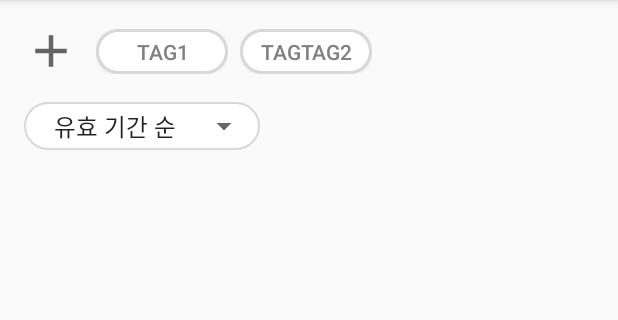
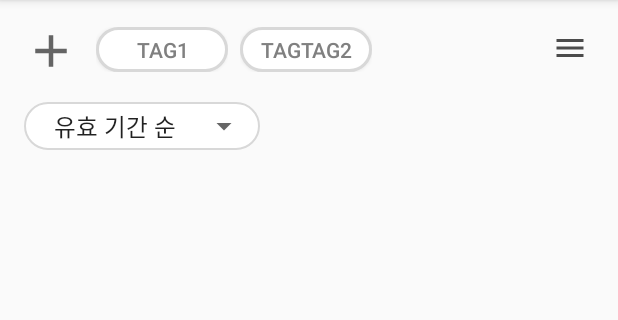
Before and after one commit to AnJeongMin/skku-swe3047-GiftiZone, an Android app: the screen it shows after launch (GifticonListActivity), on a phone screen of 412 x 824 dp, the part 84-404 px from its top. Run offline under Robolectric (Android 15) with nearby library versions, the phone set to English and light mode, and no system bars.

Commit message:
feat: tag control menu modal 구현

```diff
--- a/app/src/main/java/edu/skku/cs/giftizone/gifticonList/TagModal.kt
+++ b/app/src/main/java/edu/skku/cs/giftizone/gifticonList/AddTagModal.kt
@@ -9,12 +9,12 @@ import android.widget.Toast
 import androidx.appcompat.app.AlertDialog
 import edu.skku.cs.giftizone.R
 
-class TagModal(
+class AddTagModal(
     private val context: Context,
     private val addTagHandler: (String) -> Unit
 ) {
     private val inflater = LayoutInflater.from(context)
-    private val dialogLayout = inflater.inflate(R.layout.tag_dialog_layout, null)
+    private val dialogLayout = inflater.inflate(R.layout.tag_add_modal, null)
     private val confirmTagBtn = dialogLayout.findViewById<Button>(R.id.confirmTagButton)
     private val cancelTagBtn = dialogLayout.findViewById<ImageButton>(R.id.cancelTagButton)
     private val editTextTag = dialogLayout.findViewById<EditText>(R.id.editTextTag)
--- a/app/src/main/java/edu/skku/cs/giftizone/gifticonList/GifticonListActivity.kt
+++ b/app/src/main/java/edu/skku/cs/giftizone/gifticonList/GifticonListActivity.kt
@@ -17,28 +17,42 @@ class GifticonListActivity : AppCompatActivity() {
     private val tagList = arrayListOf("tag1", "tagtag2")
     private val selectedTag = HashSet<String>()
 
+    private var filter = Filter.LIMIT
 
-
-    private var filter = Filter.LIMIT
+    private var tagRecyclerView: RecyclerView? = null
+    private var gifticonRecyclerView: RecyclerView? = null
 
     override fun onCreate(savedInstanceState: Bundle?) {
         super.onCreate(savedInstanceState)
         setContentView(R.layout.activity_gifticon_list)
 
-        setupTagModal()
+        setupAddTagModal()
+        setupTagMenuModal()
         setupDropdown()
 
         setupTagRecycleView()
         setupGifticonRecycleView()
     }
 
-    private fun setupTagModal() {
+    private fun setupAddTagModal() {
         val tagAddBtn = findViewById<ImageButton>(R.id.TagAddButton)
         tagAddBtn.setOnClickListener {
-            val tagModal = TagModal(this) { tag ->
+            val addTagModal = AddTagModal(this) { tag ->
                 tagList.add(tag)
             }
-            tagModal.show()
+            addTagModal.show()
+        }
+    }
+
+    private fun setupTagMenuModal() {
+        val tagMenuBtn = findViewById<ImageButton>(R.id.tagMenuButton)
+        tagMenuBtn.setOnClickListener {
+            val tagMenuModal = TagMenuModal(this, tagList) {
+                tagList.remove(it)
+                selectedTag.remove(it)
+                updateRecycleTagData()
+            }
+            tagMenuModal.show()
         }
     }
 
@@ -65,14 +79,18 @@ class GifticonListActivity : AppCompatActivity() {
     }
 
     private fun setupTagRecycleView() {
-        val tagListView = findViewById<RecyclerView>(R.id.tagListView)
+        tagRecyclerView = findViewById(R.id.tagListView)
         val layoutManager = LinearLayoutManager(this, LinearLayoutManager.HORIZONTAL, false)
-        tagListView.layoutManager = layoutManager
-        tagListView.adapter = TagAdapter(tagList, selectedTag)
+        tagRecyclerView?.layoutManager = layoutManager
+        tagRecyclerView?.adapter = TagAdapter(tagList, selectedTag)
     }
 
     private fun setupGifticonRecycleView() {
-        val gifticonListView = findViewById<RecyclerView>(R.id.gifticonListView)
-        gifticonListView.adapter = TagAdapter(tagList, selectedTag)
+        gifticonRecyclerView = findViewById(R.id.gifticonListView)
+        gifticonRecyclerView?.adapter = TagAdapter(tagList, selectedTag)
+    }
+
+    private fun updateRecycleTagData() {
+        tagRecyclerView?.adapter?.notifyDataSetChanged()
     }
 }
--- /dev/null
+++ b/app/src/main/res/drawable/baseline_delete_forever_24.xml
@@ -0,0 +1,6 @@
+<vector android:alpha="0.7" android:autoMirrored="true"
+    android:height="32dp" android:tint="#000000"
+    android:viewportHeight="24" android:viewportWidth="24"
+    android:width="32dp" xmlns:android="http://schemas.android.com/apk/res/android">
+    <path android:fillColor="@android:color/white" android:pathData="M6,19c0,1.1 0.9,2 2,2h8c1.1,0 2,-0.9 2,-2L18,7L6,7v12zM8.46,11.88l1.41,-1.41L12,12.59l2.12,-2.12 1.41,1.41L13.41,14l2.12,2.12 -1.41,1.41L12,15.41l-2.12,2.12 -1.41,-1.41L10.59,14l-2.13,-2.12zM15.5,4l-1,-1h-5l-1,1L5,4v2h14L19,4z"/>
+</vector>
--- /dev/null
+++ b/app/src/main/res/drawable/baseline_menu_24.xml
@@ -0,0 +1,6 @@
+<vector android:alpha="0.7" android:autoMirrored="true"
+    android:height="24dp" android:tint="#000000"
+    android:viewportHeight="24" android:viewportWidth="24"
+    android:width="24dp" xmlns:android="http://schemas.android.com/apk/res/android">
+    <path android:fillColor="@android:color/white" android:pathData="M3,18h18v-2L3,16v2zM3,13h18v-2L3,11v2zM3,6v2h18L21,6L3,6z"/>
+</vector>
--- a/app/src/main/res/layout/activity_gifticon_list.xml
+++ b/app/src/main/res/layout/activity_gifticon_list.xml
@@ -13,9 +13,11 @@
         android:layout_marginStart="8dp"
         android:layout_marginEnd="8dp"
         app:layout_constraintBottom_toBottomOf="@+id/TagAddButton"
-        app:layout_constraintEnd_toEndOf="parent"
+        app:layout_constraintEnd_toStartOf="@+id/tagMenuButton"
+        app:layout_constraintHorizontal_bias="0.0"
         app:layout_constraintStart_toEndOf="@+id/TagAddButton"
-        app:layout_constraintTop_toTopOf="@+id/TagAddButton" />
+        app:layout_constraintTop_toTopOf="@+id/TagAddButton"
+        app:layout_constraintVertical_bias="0.379" />
 
     <ImageButton
         android:id="@+id/TagAddButton"
@@ -62,5 +64,16 @@
         app:layout_constraintStart_toStartOf="parent"
         app:layout_constraintTop_toBottomOf="@+id/frameLayout" />
 
+    <ImageButton
+        android:id="@+id/tagMenuButton"
+        android:layout_width="32dp"
+        android:layout_height="32dp"
+        android:layout_marginTop="16dp"
+        android:layout_marginEnd="16dp"
+        android:background="@android:color/transparent"
+        app:layout_constraintEnd_toEndOf="parent"
+        app:layout_constraintTop_toTopOf="parent"
+        app:srcCompat="@drawable/baseline_menu_24" />
+
 
 </androidx.constraintlayout.widget.ConstraintLayout>
```
Also changed, not shown: app/src/main/java/edu/skku/cs/giftizone/gifticonList/TagMenuAdapter.kt (added, +45 -0 lines), app/src/main/java/edu/skku/cs/giftizone/gifticonList/TagMenuModal.kt (added, +37 -0 lines), app/src/main/res/layout/tag_menu_item.xml (added, +27 -0 lines), app/src/main/res/layout/tag_menu_modal.xml (added, +39 -0 lines), app/src/main/res/layout/tag_add_modal.xml (renamed from app/src/main/res/layout/tag_dialog_layout.xml).
